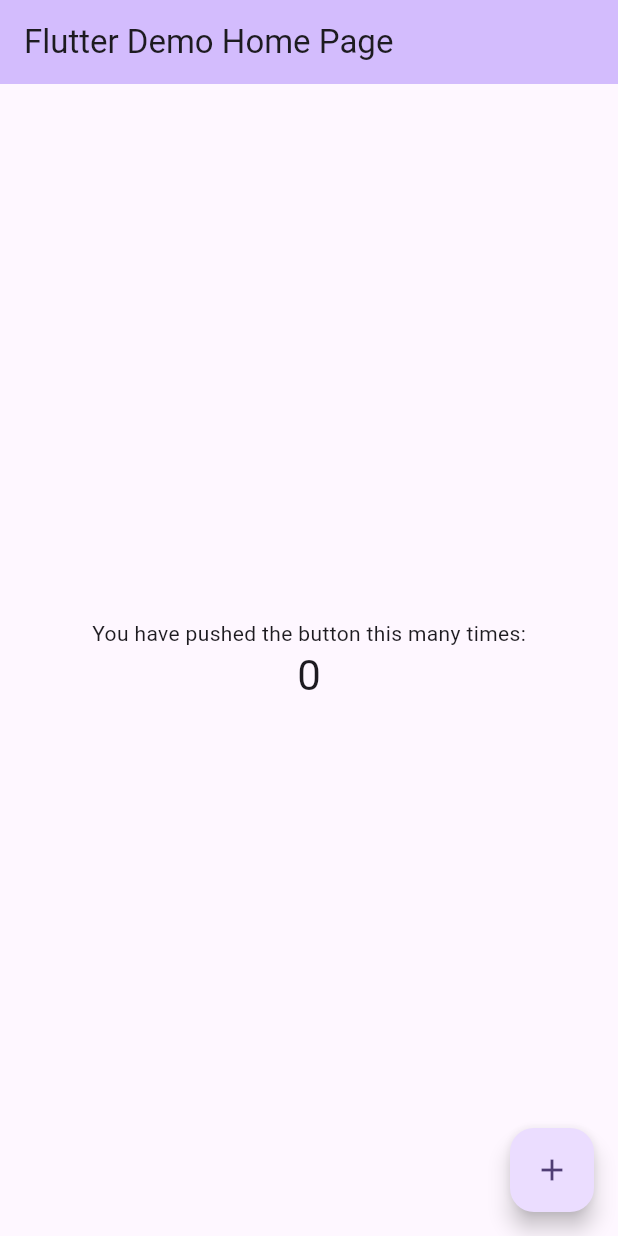
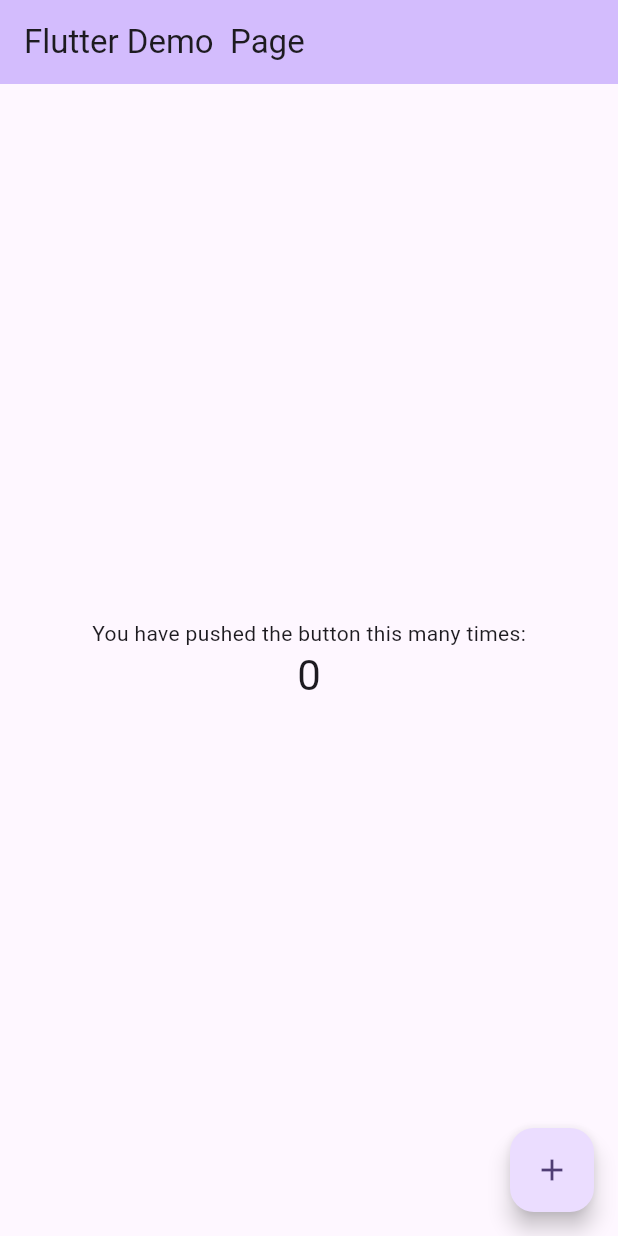
Before and after one commit to AbdelrhmanAbdelrady/The_project, a Flutter app: the screen it shows after launch, on a phone screen of 412 x 824 dp. Run offline on Flutter 3.47's test engine with Material 3 defaults, Android fonts, the phone set to English and light mode, and no system bars.

Commit message:
app init2

```diff
--- a/lib/main.dart
+++ b/lib/main.dart
@@ -39,7 +39,7 @@ class MyApp extends StatelessWidget {
         colorScheme: ColorScheme.fromSeed(seedColor: Colors.deepPurple),
         useMaterial3: true,
       ),
-      home: const MyHomePage(title: 'Flutter Demo Home Page'),
+      home: const MyHomePage(title: 'Flutter Demo  Page'),
     );
   }
 }
@@ -60,6 +60,8 @@ class MyHomePage extends StatefulWidget {
 
   @override
   State<MyHomePage> createState() => _MyHomePageState();
+
+
 }
 
 class _MyHomePageState extends State<MyHomePage> {
@@ -67,6 +69,8 @@ class _MyHomePageState extends State<MyHomePage> {
 
   void _incrementCounter() {
     setState(() {
+
+
       // This call to setState tells the Flutter framework that something has
       // changed in this State, which causes it to rerun the build method below
       // so that the display can reflect the updated values. If we changed
```
